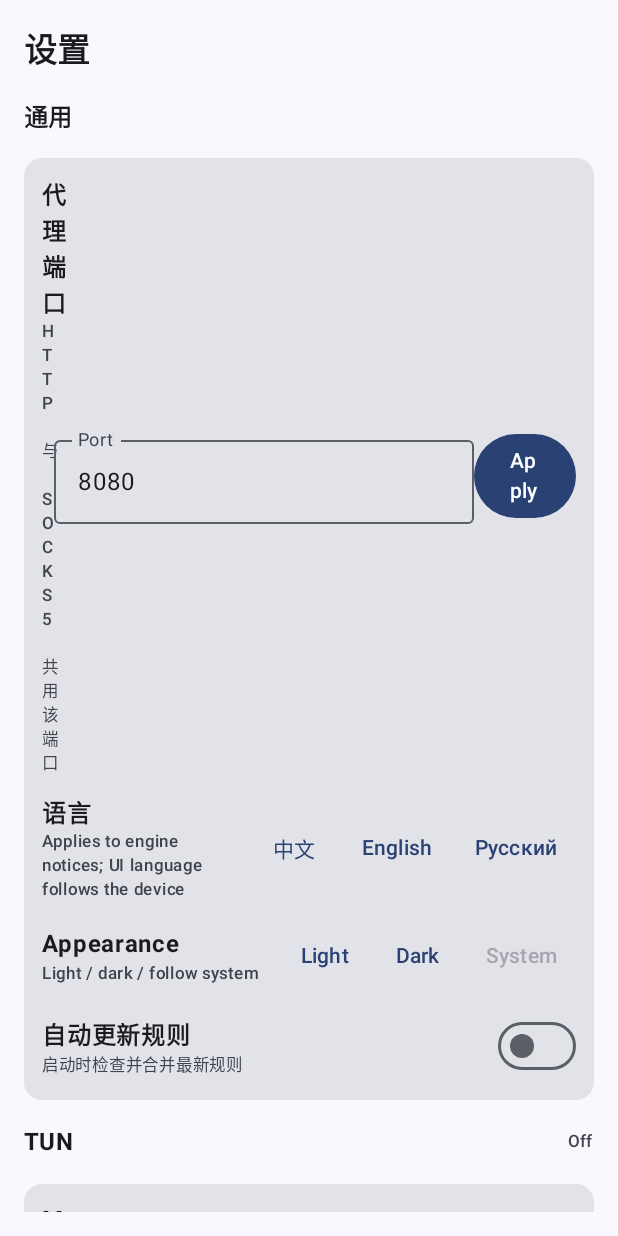
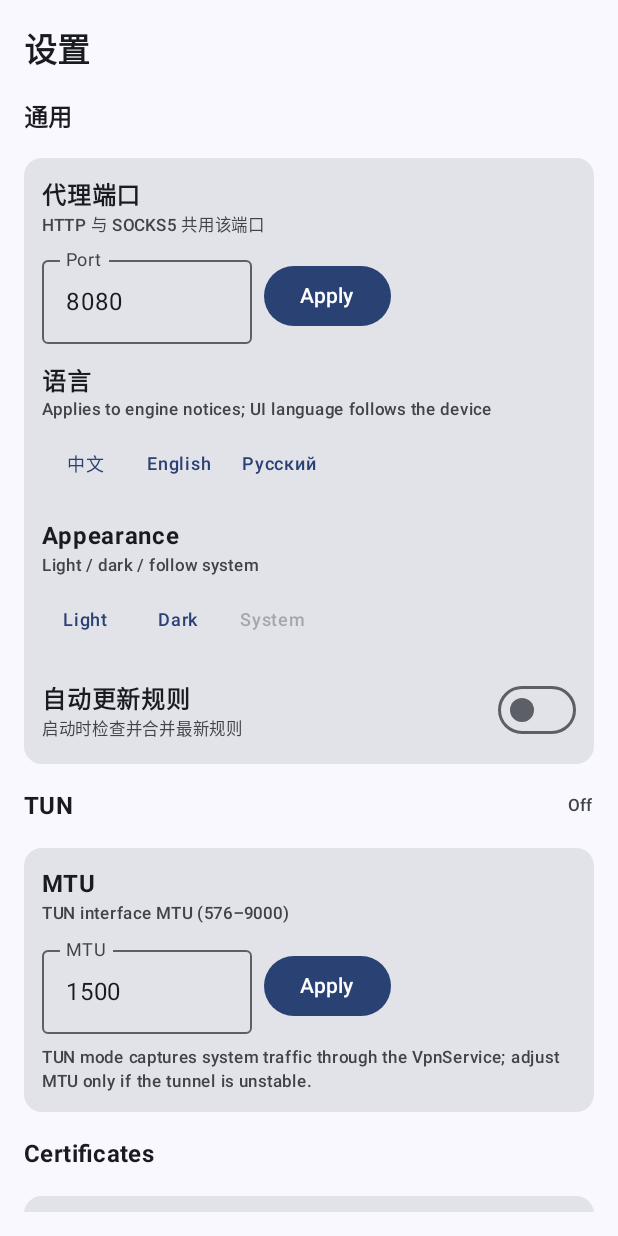
Before and after one commit to paher1221/Snishaper-Droid-Native, an Android app built with Jetpack Compose: the SettingsScreen screen opened through its navigation route, on a phone screen of 412 x 824 dp. Run offline under Robolectric (Android 15) with nearby library versions, the phone set to English and light mode, and no system bars; libraries missing offline, so code that uses them is left out: com.snishaper.core; 10 statements that could not run were skipped.

Commit message:
fix(ui): stack general/tun setting rows vertically to avoid overlap on narrow screens
- port/mtu fields get fixed 140dp width; titles no longer squeezed by text fields
- language/appearance selectors move below their captions
- profile action buttons use compact padding to fit 4-up rows

```diff
--- a/feature/settings/src/main/kotlin/com/snishaper/android/feature/settings/SettingsScreen.kt
+++ b/feature/settings/src/main/kotlin/com/snishaper/android/feature/settings/SettingsScreen.kt
@@ -4,10 +4,12 @@ import androidx.activity.compose.rememberLauncherForActivityResult
 import androidx.activity.result.contract.ActivityResultContracts
 import androidx.compose.foundation.layout.Arrangement
 import androidx.compose.foundation.layout.Column
+import androidx.compose.foundation.layout.PaddingValues
 import androidx.compose.foundation.layout.Row
 import androidx.compose.foundation.layout.fillMaxSize
 import androidx.compose.foundation.layout.fillMaxWidth
 import androidx.compose.foundation.layout.padding
+import androidx.compose.foundation.layout.width
 import androidx.compose.foundation.rememberScrollState
 import androidx.compose.foundation.verticalScroll
 import androidx.compose.material3.Button
@@ -87,9 +89,9 @@ fun SettingsScreen(modifier: Modifier = Modifier, viewModel: SettingsViewModel =
         SectionTitle(stringResource(R.string.settings_general))
         Card(Modifier.fillMaxWidth()) {
             Column(Modifier.padding(12.dp), verticalArrangement = Arrangement.spacedBy(12.dp)) {
-                // 端口
-                Row(verticalAlignment = Alignment.CenterVertically, horizontalArrangement = Arrangement.spacedBy(8.dp)) {
-                    Column(Modifier.weight(1f)) {
+                // 端口（窄屏堆叠：标题在上，控件在下）
+                Column(verticalArrangement = Arrangement.spacedBy(8.dp)) {
+                    Column {
                         Text(stringResource(R.string.settings_port), style = MaterialTheme.typography.bodyLarge, fontWeight = FontWeight.Bold)
                         Text(
                             stringResource(R.string.settings_port_desc),
@@ -97,10 +99,11 @@ fun SettingsScreen(modifier: Modifier = Modifier, viewModel: SettingsViewModel =
                             color = MaterialTheme.colorScheme.onSurfaceVariant,
                         )
                     }
+                    Row(verticalAlignment = Alignment.CenterVertically, horizontalArrangement = Arrangement.spacedBy(8.dp)) {
                         OutlinedTextField(
                             value = state.port,
                             onValueChange = { viewModel.portChanged(it) },
-                        modifier = Modifier.padding(top = 0.dp),
+                            modifier = Modifier.width(140.dp),
                             singleLine = true,
                             label = { Text(stringResource(R.string.settings_port_label)) },
                         )
@@ -108,10 +111,11 @@ fun SettingsScreen(modifier: Modifier = Modifier, viewModel: SettingsViewModel =
                             Text(stringResource(R.string.settings_apply))
                         }
                     }
+                }
 
                 // 语言
-                Row(verticalAlignment = Alignment.CenterVertically, horizontalArrangement = Arrangement.spacedBy(8.dp)) {
-                    Column(Modifier.weight(1f)) {
+                Column(verticalArrangement = Arrangement.spacedBy(4.dp)) {
+                    Column {
                         Text(stringResource(R.string.settings_language), style = MaterialTheme.typography.bodyLarge, fontWeight = FontWeight.Bold)
                         Text(
                             stringResource(R.string.settings_language_desc),
@@ -124,14 +128,15 @@ fun SettingsScreen(modifier: Modifier = Modifier, viewModel: SettingsViewModel =
                             TextButton(
                                 onClick = { viewModel.languageChanged(code) },
                                 enabled = state.language != code,
-                            ) { Text(label) }
+                                contentPadding = PaddingValues(horizontal = 8.dp),
+                            ) { Text(label, style = MaterialTheme.typography.labelMedium) }
                         }
                     }
                 }
 
                 // 外观
-                Row(verticalAlignment = Alignment.CenterVertically, horizontalArrangement = Arrangement.spacedBy(8.dp)) {
-                    Column(Modifier.weight(1f)) {
+                Column(verticalArrangement = Arrangement.spacedBy(4.dp)) {
+                    Column {
                         Text(stringResource(R.string.settings_appearance), style = MaterialTheme.typography.bodyLarge, fontWeight = FontWeight.Bold)
                         Text(
                             stringResource(R.string.settings_appearance_desc),
@@ -148,7 +153,8 @@ fun SettingsScreen(modifier: Modifier = Modifier, viewModel: SettingsViewModel =
                             TextButton(
                                 onClick = { viewModel.appearanceChanged(mode) },
                                 enabled = state.appearance != mode,
-                            ) { Text(stringResource(labelRes)) }
+                                contentPadding = PaddingValues(horizontal = 8.dp),
+                            ) { Text(stringResource(labelRes), style = MaterialTheme.typography.labelMedium) }
                         }
                     }
                 }
@@ -187,8 +193,9 @@ fun SettingsScreen(modifier: Modifier = Modifier, viewModel: SettingsViewModel =
         )
         Card(Modifier.fillMaxWidth()) {
             Column(Modifier.padding(12.dp), verticalArrangement = Arrangement.spacedBy(8.dp)) {
-                Row(verticalAlignment = Alignment.CenterVertically, horizontalArrangement = Arrangement.spacedBy(8.dp)) {
-                    Column(Modifier.weight(1f)) {
+                // MTU（窄屏堆叠：标题在上，控件在下）
+                Column(verticalArrangement = Arrangement.spacedBy(8.dp)) {
+                    Column {
                         Text(stringResource(R.string.settings_mtu), style = MaterialTheme.typography.bodyLarge, fontWeight = FontWeight.Bold)
                         Text(
                             stringResource(R.string.settings_mtu_desc),
@@ -196,14 +203,17 @@ fun SettingsScreen(modifier: Modifier = Modifier, viewModel: SettingsViewModel =
                             color = MaterialTheme.colorScheme.onSurfaceVariant,
                         )
                     }
+                    Row(verticalAlignment = Alignment.CenterVertically, horizontalArrangement = Arrangement.spacedBy(8.dp)) {
                         OutlinedTextField(
                             value = state.mtu,
                             onValueChange = { viewModel.mtuChanged(it) },
+                            modifier = Modifier.width(140.dp),
                             singleLine = true,
                             label = { Text(stringResource(R.string.settings_mtu_label)) },
                         )
                         Button(onClick = { viewModel.applyMtu() }) {
                             Text(stringResource(R.string.settings_apply))
+                        }
                     }
                 }
                 Text(
```
Also changed, not shown: feature/profiles/src/main/kotlin/com/snishaper/android/feature/profiles/ProfilesScreen.kt (+13 -7 lines). Lines whose indentation alone changed are shown as unchanged.
